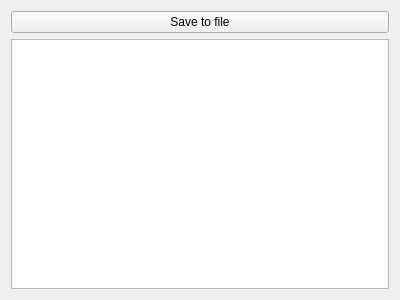
Before: the Qt Designer form ground/gcs/src/plugins/debuggadget/debug.ui in TauLabs/TauLabs, drawn with Qt 5.
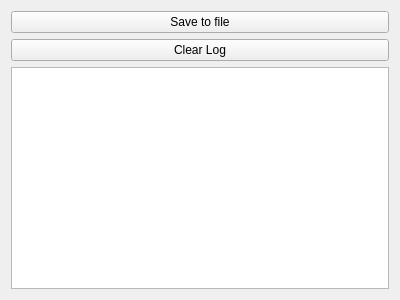
After: the same form once the commit is applied.

Commit message: Add pushButton to clear debug log

Patch:
```diff
--- a/ground/gcs/src/plugins/debuggadget/debug.ui
+++ b/ground/gcs/src/plugins/debuggadget/debug.ui
@@ -21,6 +21,13 @@
      </property>
     </widget>
    </item>
+   <item>
+    <widget class="QPushButton" name="clearLog">
+     <property name="text">
+      <string>Clear Log</string>
+     </property>
+    </widget>
+   </item>
    <item>
     <widget class="QTextBrowser" name="plainTextEdit"/>
    </item>
```
Left out of the diff: 2 changed lines with no effect on the pictures. The commit also changes 2 other files.
